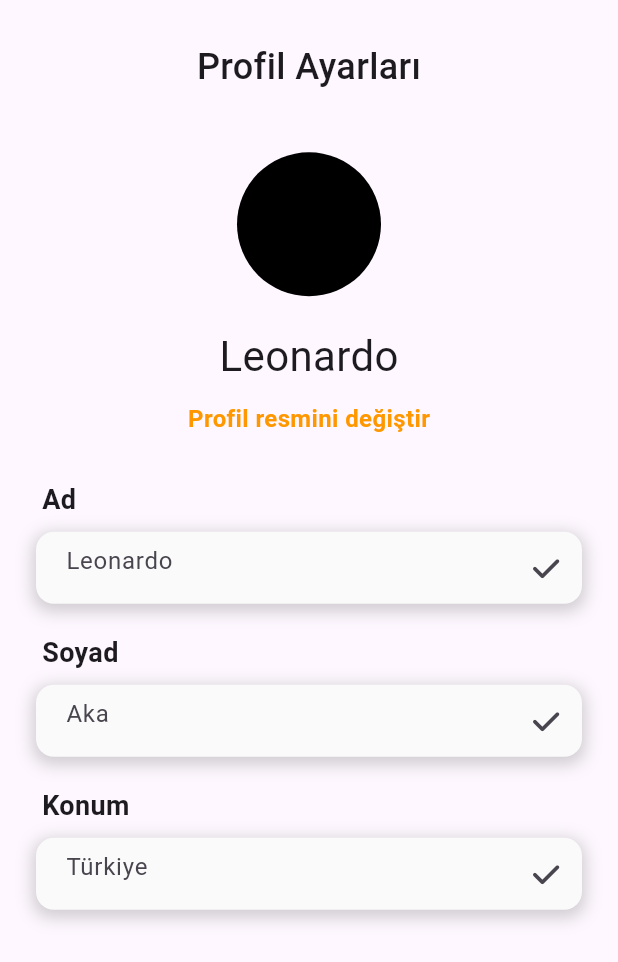
After one commit to oua-fluttter-8/oua_flutter_eight, a Flutter app: the EditProfilePage screen opened directly, on a phone screen of 412 x 824 dp. The commit adds this screen. Shown: the top 962 px of the screen. Run offline on Flutter 3.47's test engine with Material 3 defaults, Android fonts, the phone set to English and light mode, and no system bars; our stand-ins replace cloud_firestore, firebase_auth, firebase_core, flutter_bloc, fluttertoast, font_awesome_flutter; accounts and stored records are empty.

Commit message:
profile settings page ui

```diff
--- /dev/null
+++ b/lib/presentation/screens/profile/edit_profile_page.dart
@@ -0,0 +1,63 @@
+import 'package:flutter/material.dart';
+import 'package:oua_flutter_eight/presentation/widgets/profile/profile_textfield_widget.dart';
+class EditProfilePage extends StatefulWidget {
+  const EditProfilePage({super.key});
+
+  @override
+  State<EditProfilePage> createState() => _EditProfilePageState();
+}
+
+class _EditProfilePageState extends State<EditProfilePage> {
+  @override
+  Widget build(BuildContext context) {
+    return Scaffold(
+      body: SafeArea(
+        child: Padding(
+          padding: const EdgeInsets.all(16.0),
+          child: Center(
+            child: Padding(
+              padding: const EdgeInsets.all(8.0),
+              child: Column(
+                mainAxisAlignment: MainAxisAlignment.center,
+                children: [
+                  const Text("Profil Ayarları",
+                    style: TextStyle(
+                      fontSize: 24,
+                      fontWeight: FontWeight.w500,
+                    ),
+                  ),
+                  const SizedBox(height: 40),
+                  const CircleAvatar(
+                    radius: 48,
+                    backgroundColor: Colors.black,
+                  ),
+                  const SizedBox(height: 20),
+                  const Text("Leonardo",
+                    style: TextStyle(
+                      fontSize: 28,
+                    ),
+                  ),
+                  const SizedBox(height: 10),
+                   Text("Profil resmini değiştir",
+                    style: TextStyle(
+                      fontWeight: FontWeight.bold,
+                      fontSize: 16,
+                        color: Colors.orange.shade500,
+                    ),
+                  ),
+                  const SizedBox(height: 30),
+                  const ProfileTextField_widgets(title: "Ad",subtitle: "Leonardo"),
+                  const SizedBox(height: 20),
+                  const ProfileTextField_widgets(title: "Soyad",subtitle: "Aka"),
+                  const SizedBox(height: 20),
+                  const ProfileTextField_widgets(title: "Konum",subtitle: "Türkiye"),
+                  const SizedBox(height: 190),
+                ],
+              ),
+            ),
+          ),
+        ),
+      ),
+    );
+  }
+}
--- a/lib/presentation/screens/profile/profile_page.dart
+++ b/lib/presentation/screens/profile/profile_page.dart
@@ -1,5 +1,3 @@
-import 'package:flutter/cupertino.dart';
-import 'package:flutter/gestures.dart';
 import 'package:flutter/material.dart';
 import 'package:font_awesome_flutter/font_awesome_flutter.dart';
 import 'package:oua_flutter_eight/presentation/widgets/profile/profile_item_widget.dart';
--- /dev/null
+++ b/lib/presentation/widgets/profile/profile_textfield_widget.dart
@@ -0,0 +1,58 @@
+import 'package:flutter/material.dart';
+import 'package:font_awesome_flutter/font_awesome_flutter.dart';
+class ProfileTextField_widgets extends StatelessWidget {
+  final String title;
+  final String subtitle;
+  const ProfileTextField_widgets({
+    super.key, required this.title, required this.subtitle,
+  });
+
+  @override
+  Widget build(BuildContext context) {
+    return Column(
+      crossAxisAlignment: CrossAxisAlignment.start,
+      children: [
+        Padding(
+          padding:  const EdgeInsets.only(left: 4.0),
+          child: Text(
+            title,
+            style: const TextStyle(
+              fontSize: 18.0,
+              fontWeight: FontWeight.bold,
+            ),
+          ),
+        ),
+        const SizedBox(height: 8.0), // Başlık ile metin alanı arasında boşluk
+        Container(
+          decoration: BoxDecoration(
+            color: Colors.grey.shade50,
+            borderRadius: BorderRadius.circular(12),
+            boxShadow: [
+              BoxShadow(
+                color:
+                Colors.grey.withOpacity(0.5), // Açık gri gölge
+                spreadRadius: 2,
+                blurRadius: 9,
+                offset:
+                const Offset(0, 3), // Gölgenin yönü ve uzaklığı
+              ),
+            ],
+          ),
+          child: Padding(
+            padding:  const EdgeInsets.only(left: 20.0),
+            child: TextField(
+              decoration: InputDecoration(
+                suffixIcon: const Icon(
+                  FontAwesomeIcons.check,
+                  size: 20.0,
+                ),
+                border: InputBorder.none,
+                hintText: subtitle,
+              ),
+            ),
+          ),
+        ),
+      ],
+    );
+  }
+}
```
